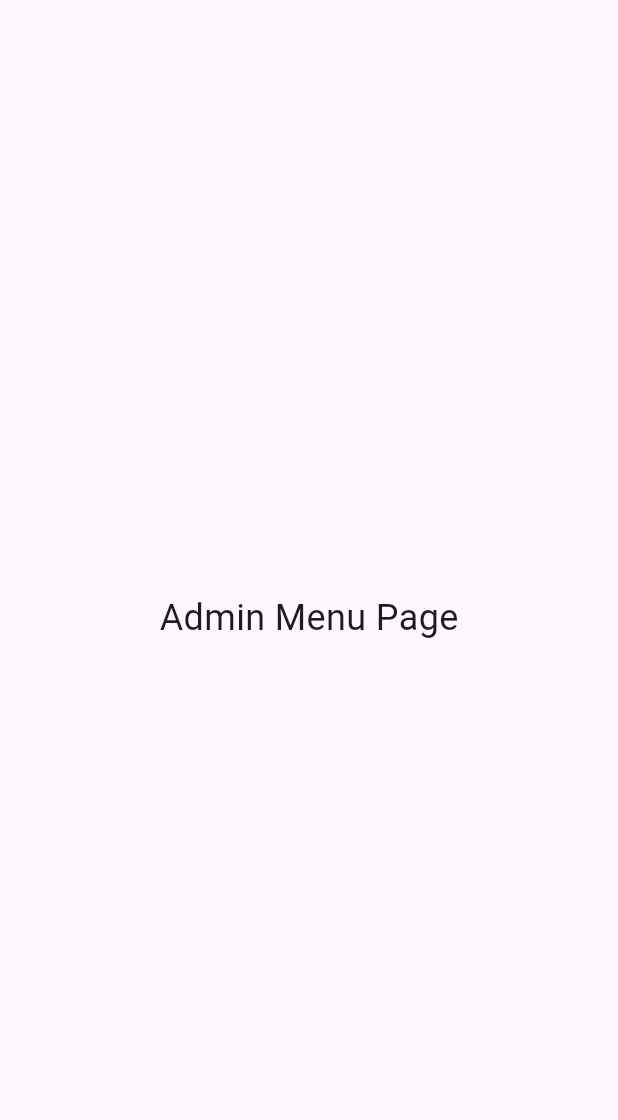
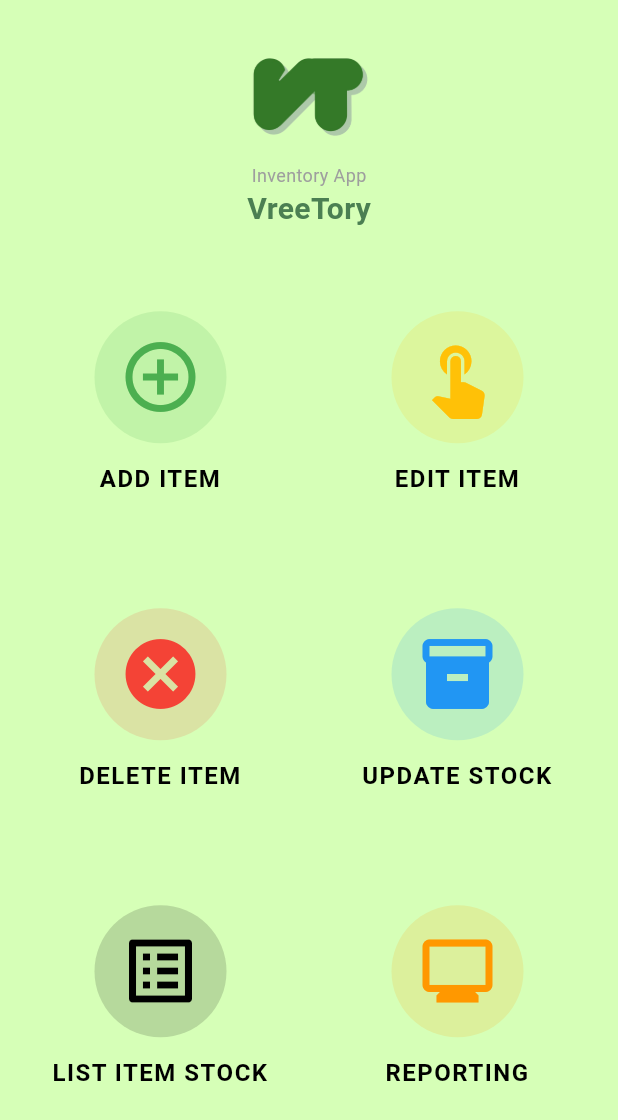
Before and after one commit to ignafransdstn/vreetory_app, a Flutter app: the AdminMenuPage screen opened directly, on a phone screen of 412 x 824 dp. Shown: the top 1120 px of the screen. Run offline on Flutter 3.47's test engine with Material 3 defaults, Android fonts, the phone set to English and light mode, and no system bars; our stand-ins replace cloud_firestore, firebase_auth, firebase_core, flutter_riverpod; accounts and stored records are empty.

Commit message:
commit: Add new inventory pages and update user profile page

```diff
--- a/lib/features/authentication/presentation/pages/admin_menu_page.dart
+++ b/lib/features/authentication/presentation/pages/admin_menu_page.dart
@@ -1,17 +1,167 @@
 import 'package:flutter/material.dart';
+import 'package:vreetory_app/features/inventory/presentation/pages/add_item.dart';
+import 'package:vreetory_app/features/inventory/presentation/pages/edit_item.dart';
+import 'package:vreetory_app/features/inventory/presentation/pages/delete_item.dart';
+import 'package:vreetory_app/features/inventory/presentation/pages/update_stock.dart';
+import 'package:vreetory_app/features/inventory/presentation/pages/list_item_stock.dart';
+import 'package:vreetory_app/features/inventory/presentation/pages/reporting.dart';
 
 class AdminMenuPage extends StatelessWidget {
   const AdminMenuPage({super.key});
 
   @override
   Widget build(BuildContext context) {
-    return const Scaffold(
-      body: Center(
-        child: Text(
-          'Admin Menu Page',
-          style: TextStyle(fontSize: 24),
+    final menuItems = [
+      _MenuItem(
+        icon: Icons.add_circle_outline,
+        label: 'ADD ITEM',
+        color: Colors.green,
+        onTap: () => Navigator.push(
+          context,
+          MaterialPageRoute(builder: (_) => const AddItemPage()),
+        ),
+      ),
+      _MenuItem(
+        icon: Icons.touch_app,
+        label: 'EDIT ITEM',
+        color: Colors.amber,
+        onTap: () => Navigator.push(
+          context,
+          MaterialPageRoute(builder: (_) => const EditItemPage()),
+        ),
+      ),
+      _MenuItem(
+        icon: Icons.cancel,
+        label: 'DELETE ITEM',
+        color: Colors.red,
+        onTap: () => Navigator.push(
+          context,
+          MaterialPageRoute(builder: (_) => const DeleteItemPage()),
+        ),
+      ),
+      _MenuItem(
+        icon: Icons.inventory_2,
+        label: 'UPDATE STOCK',
+        color: Colors.blue,
+        onTap: () => Navigator.push(
+          context,
+          MaterialPageRoute(builder: (_) => const UpdateStockPage()),
+        ),
+      ),
+      _MenuItem(
+        icon: Icons.list_alt,
+        label: 'LIST ITEM STOCK',
+        color: Colors.black,
+        onTap: () => Navigator.push(
+          context,
+          MaterialPageRoute(builder: (_) => const ListItemStockPage()),
+        ),
+      ),
+      _MenuItem(
+        icon: Icons.monitor,
+        label: 'REPORTING',
+        color: Colors.orange,
+        onTap: () => Navigator.push(
+          context,
+          MaterialPageRoute(builder: (_) => const ReportingPage()),
+        ),
+      ),
+    ];
+
+    return Scaffold(
+      backgroundColor: const Color(0xFFD6FFB7),
+      body: SafeArea(
+        child: Column(
+          children: [
+            const SizedBox(height: 16),
+            // Logo and App Name
+            Padding(
+              padding: const EdgeInsets.only(top: 8, bottom: 8),
+              child: Column(
+                children: [
+                  Image.asset(
+                    'assets/images/asset1.png',
+                    width: 80,
+                    height: 80,
+                  ),
+                  const SizedBox(height: 4),
+                  const Text(
+                    'Inventory App',
+                    style: TextStyle(color: Colors.grey, fontSize: 12),
+                  ),
+                  const Text(
+                    'VreeTory',
+                    style: TextStyle(
+                      fontWeight: FontWeight.bold,
+                      fontSize: 20,
+                      color: Color(0xFF4B7F52),
+                    ),
+                  ),
+                ],
+              ),
+            ),
+            const SizedBox(height: 16),
+            // Menu Grid
+            Expanded(
+              child: GridView.count(
+                crossAxisCount: 2,
+                padding: const EdgeInsets.symmetric(horizontal: 24, vertical: 8),
+                mainAxisSpacing: 32,
+                crossAxisSpacing: 32,
+                children: menuItems.map((item) => _MenuButton(item: item)).toList(),
+              ),
+            ),
+          ],
         ),
       ),
     );
   }
 }
+
+class _MenuItem {
+  final IconData icon;
+  final String label;
+  final Color color;
+  final VoidCallback onTap;
+
+  _MenuItem({
+    required this.icon,
+    required this.label,
+    required this.color,
+    required this.onTap,
+  });
+}
+
+class _MenuButton extends StatelessWidget {
+  final _MenuItem item;
+  const _MenuButton({required this.item});
+
+  @override
+  Widget build(BuildContext context) {
+    return InkWell(
+      onTap: item.onTap,
+      borderRadius: BorderRadius.circular(24),
+      child: Column(
+        mainAxisAlignment: MainAxisAlignment.center,
+        children: [
+          CircleAvatar(
+            radius: 44,
+            backgroundColor: item.color.withOpacity(0.15),
+            child: Icon(item.icon, size: 56, color: item.color),
+          ),
+          const SizedBox(height: 12),
+          Text(
+            item.label,
+            style: const TextStyle(
+              fontWeight: FontWeight.bold,
+              fontSize: 16,
+              color: Colors.black,
+              letterSpacing: 1,
+            ),
+            textAlign: TextAlign.center,
+          ),
+        ],
+      ),
+    );
+  }
+}
```
Also changed, not shown: lib/features/inventory/presentation/pages/add_item.dart (added, +21 -0 lines), lib/features/inventory/presentation/pages/delete_item.dart (added, +21 -0 lines), lib/features/inventory/presentation/pages/edit_item.dart (added, +21 -0 lines), lib/features/inventory/presentation/pages/list_item_stock.dart (added, +21 -0 lines), lib/features/inventory/presentation/pages/reporting.dart (added, +21 -0 lines), lib/features/inventory/presentation/pages/update_stock.dart (added, +21 -0 lines), assets/images/asset4.png (added), assets/images/asset5.png (added), assets/images/asset6.png (added), assets/images/asset7.png (added), assets/images/asset8.png (added), assets/images/asset9.png (added).
